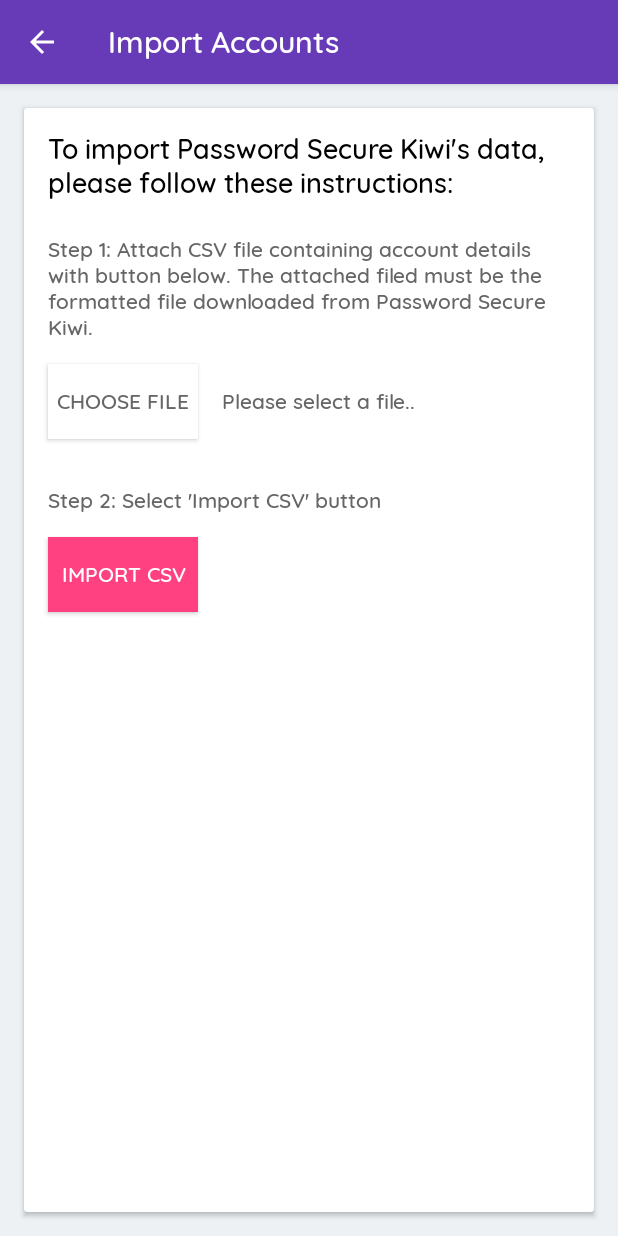
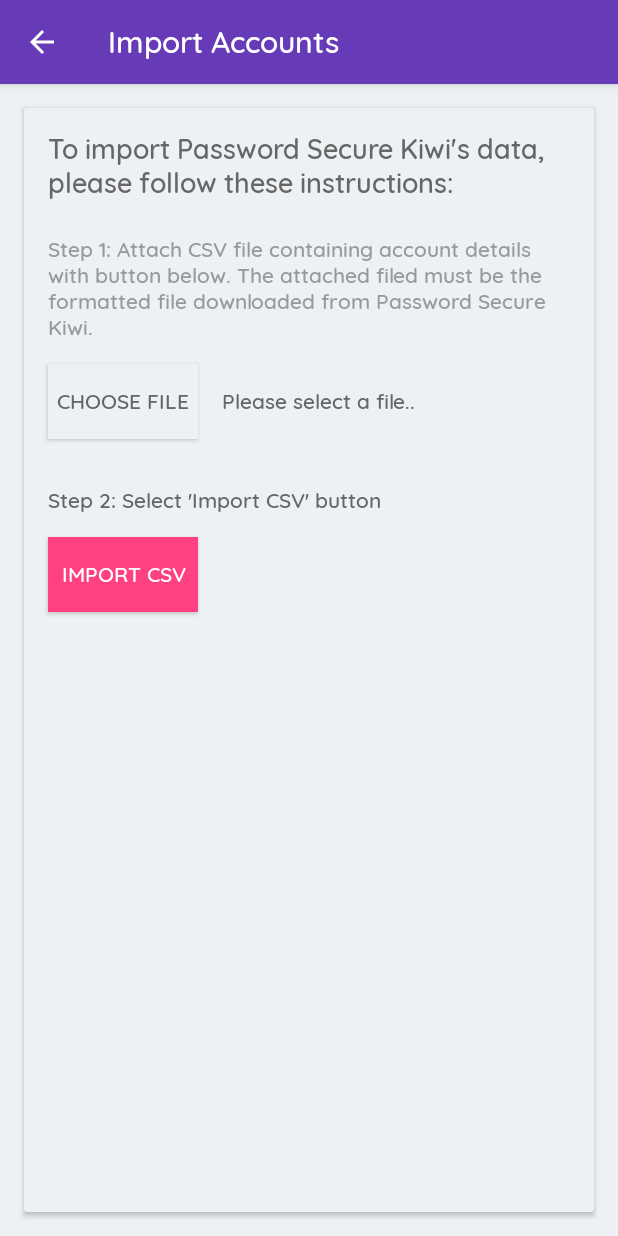
Before and after one commit to robertyano/password_secure_kiwi, an Android app: the ImportAccountActivity screen opened directly, with no data from a screen before it, on a phone screen of 412 x 824 dp. Run offline under Robolectric (Android 15) with nearby library versions, the phone set to English and light mode, and no system bars.

Commit message:
Added Dark mode support

```diff
--- a/app/src/main/res/drawable/edittext_bg.xml
+++ b/app/src/main/res/drawable/edittext_bg.xml
@@ -6,7 +6,7 @@
                 <shape>
                     <gradient android:angle="90" android:endColor="@android:color/white" android:startColor="@android:color/white" android:type="linear" />
 
-                    <stroke android:width="1dp" android:color="@color/offWhiteColor" />
+                    <stroke android:width="1dp" android:color="@color/backgroundColor" />
 
                     <corners android:radius="@dimen/quarter_dim" />
 
--- a/app/src/main/res/layout/account_detail.xml
+++ b/app/src/main/res/layout/account_detail.xml
@@ -4,7 +4,7 @@
     xmlns:tools="http://schemas.android.com/tools"
     android:layout_width="match_parent"
     android:layout_height="match_parent"
-    android:background="@color/offWhiteColor"
+    android:background="@color/backgroundColor"
     tools:context="com.ray.android.passwordsecurekiwi.DetailActivity">
 
     <androidx.coordinatorlayout.widget.CoordinatorLayout
--- a/app/src/main/res/layout/account_export.xml
+++ b/app/src/main/res/layout/account_export.xml
@@ -5,7 +5,7 @@
     android:layout_height="match_parent"
     android:id="@+id/AccountExportRelativeLayout"
     android:layout_margin="@dimen/base_dim"
-    app:cardBackgroundColor="@android:color/white"
+    app:cardBackgroundColor="@color/backgroundColor"
     xmlns:app="http://schemas.android.com/apk/res-auto"
     xmlns:tools="http://schemas.android.com/tools"
     >
@@ -25,6 +25,7 @@
             app:layout_constraintStart_toStartOf="parent"
             app:layout_constraintTop_toTopOf="parent"
             app:layout_constraintEnd_toEndOf="parent"
+            android:textColor="@color/darkTextColor"
             android:text="@string/export_accounts_intro"
             android:textAppearance="@style/TextAppearance.AppCompat.Medium"
             android:layout_margin="@dimen/base_dim"
--- a/app/src/main/res/layout/account_import.xml
+++ b/app/src/main/res/layout/account_import.xml
@@ -5,7 +5,7 @@
     android:layout_height="match_parent"
     android:id="@+id/AccountExportRelativeLayout"
     android:layout_margin="@dimen/base_dim"
-    app:cardBackgroundColor="@android:color/white"
+    app:cardBackgroundColor="@color/backgroundColor"
     xmlns:app="http://schemas.android.com/apk/res-auto"
     xmlns:tools="http://schemas.android.com/tools"
     >
@@ -22,6 +22,7 @@
             android:layout_width="match_parent"
             android:layout_height="wrap_content"
             android:layout_marginTop="@dimen/base_dim"
+            android:textColor="@color/darkTextColor"
             app:layout_constraintStart_toStartOf="parent"
             app:layout_constraintTop_toTopOf="parent"
             app:layout_constraintEnd_toEndOf="parent"
@@ -34,7 +35,7 @@
             android:id="@+id/import_step_1"
             android:layout_width="match_parent"
             android:layout_height="wrap_content"
-            android:textColor="@color/darkTextColor"
+            android:textColor="@color/mediumTextColor"
             app:layout_constraintStart_toStartOf="parent"
             app:layout_constraintTop_toBottomOf="@id/import_accounts_intro"
             android:layout_marginTop="@dimen/double_dim"
@@ -43,17 +44,18 @@
             android:layout_marginRight="@dimen/base_dim"
             />
 
-        <Button
+        <androidx.appcompat.widget.AppCompatButton
             android:id="@+id/btn_attach_file"
             android:layout_width="@dimen/edit_btn_size_length"
             android:layout_height="@dimen/edit_btn_size_width"
-            android:background="@android:color/white"
             android:textColor="@color/darkTextColor"
             app:layout_constraintTop_toBottomOf="@id/import_step_1"
             app:layout_constraintStart_toStartOf="parent"
             android:layout_marginTop="@dimen/base_dim"
             android:layout_marginLeft="@dimen/base_dim"
             android:text="@string/btn_attach_file"
+            android:background="@color/greybutton"
+            android:maxLines="1"
             />
 
         <TextView
@@ -96,7 +98,8 @@
             app:layout_constraintTop_toBottomOf="@id/import_step_2"
             android:layout_marginLeft="@dimen/base_dim"
             android:text="@string/btn_import_csv"
-            android:textColor="@color/lightTextColor"
+            android:maxLines="1"
+            android:textColor="@color/buttonTextColor"
 
             />
 
--- a/app/src/main/res/layout/account_main.xml
+++ b/app/src/main/res/layout/account_main.xml
@@ -24,7 +24,7 @@
             app:layout_constraintEnd_toEndOf="parent"
             app:layout_constraintStart_toStartOf="parent"
             app:layout_constraintTop_toTopOf="parent"
-            app:srcCompat="@drawable/newzealand3"
+            app:srcCompat="@drawable/newzealand33"
             />
 
         <ImageView
--- a/app/src/main/res/layout/activity_login.xml
+++ b/app/src/main/res/layout/activity_login.xml
@@ -35,14 +35,14 @@
             android:layout_height="wrap_content"
             android:layout_marginTop="8dp"
             android:layout_marginBottom="8dp"
-            android:textColorHint="@color/mediumTextColor" >
+            android:textColorHint="@color/mediumTextColor"
+            >
 
             <EditText android:id="@+id/input_password"
                 android:layout_width="match_parent"
                 android:layout_height="wrap_content"
                 android:hint="@string/pin_code"
-                android:password="true"
-                android:inputType="phone"
+                android:inputType="numberPassword"
                 android:maxLength="4"
                 android:textColor="@color/darkTextColor"
                 app:backgroundTint="@color/cardview_dark_background"
--- a/app/src/main/res/values-night/colors.xml
+++ b/app/src/main/res/values-night/colors.xml
@@ -1,2 +1,55 @@
 <?xml version="1.0" encoding="utf-8"?>
-<resources></resources>
+<resources>
+
+    <!-- Darker variant for the status bar and contextual app bars -->
+    <color name="colorPrimaryDark">#000000</color>
+
+    <!-- The app branding color for the app bar -->
+    <color name="colorPrimary">#000000</color>
+
+    <!-- The app secondary color for preferences screen -->
+    <color name="colorSecondary">#000000</color>
+
+    <!-- Accent color for UI controls like checkboxes and text fields -->
+    <color name="colorAccent">@android:color/white</color>
+
+    <!-- App Title color -->
+
+    <!-- Background color | black in dark mode -->
+    <color name="backgroundColor">#000000</color>
+
+    <!-- Text color dark -->
+    <color name="darkTextColor">@android:color/white</color>
+
+    <!-- Text color dark -->
+    <color name="mediumTextColor">@android:color/white</color>
+
+    <!-- Text color EditText -->
+    <color name="EditTextTextColor">@android:color/black</color>
+
+    <!-- Button text color -->
+    <color name="buttonTextColor">@android:color/white</color>
+
+    <!-- Text color light -->
+    <color name="lightTextColor">@android:color/white</color>
+
+    <!-- FAB button color -->
+    <color name="colorFabButton">#5A5A5C</color>
+
+    <!-- Navigation Bar translucent color -->
+
+    <!-- Semi transparent colours -->
+    <color name="semiTransparentBlack">#40000000</color>
+
+    <color name="greybutton">#5A5A5C</color>
+
+    <color name="cardview_dark_background">@android:color/white</color>
+
+    <color name="listItemBackGroundColor">#353335</color>
+
+    <drawable name="ripple">@drawable/ripple_dark</drawable>
+
+    <drawable name="newzealand33">@drawable/newzealand3_dark</drawable>
+
+
+</resources>
--- a/app/src/main/res/values-v16/styles.xml
+++ b/app/src/main/res/values-v16/styles.xml
@@ -21,7 +21,7 @@
         <item name="colorPrimary">@color/colorPrimary</item>
         <item name="colorPrimaryDark">@color/colorPrimaryDark</item>
         <item name="colorAccent">@color/colorAccent</item>
-        <item name="android:windowBackground">@color/offWhiteColor</item>
+        <item name="android:windowBackground">@color/backgroundColor</item>
         <item name="android:fontFamily">@font/quicksand_medium</item>
         <item name="cardViewStyle">@style/CardView.Light</item>
 
--- a/app/src/main/res/values/colors.xml
+++ b/app/src/main/res/values/colors.xml
@@ -26,13 +26,19 @@
     <!-- App Title color -->
 
     <!-- Background color -->
-    <color name="offWhiteColor">#edf1f4</color>
+    <color name="backgroundColor">#edf1f4</color>
 
     <!-- Text color dark -->
     <color name="darkTextColor">#666666</color>
 
     <!-- Text color dark -->
     <color name="mediumTextColor">#999999</color>
+
+    <!-- Text color EditText -->
+    <color name="EditTextTextColor">#666666</color>
+
+    <!-- Button text color -->
+    <color name="buttonTextColor">@android:color/white</color>
 
     <!-- Text color light -->
     <color name="lightTextColor">#FFFFFF</color>
@@ -45,4 +51,16 @@
     <!-- Semi transparent colours -->
     <color name="semiTransparentBlack">#40000000</color>
 
+    <color name="greybutton">#edf1f4</color>
+
+    <color name="cardview_dark_background">#FF424242</color>
+
+    <color name="listItemBackGroundColor">#edf1f4</color>
+
+    <drawable name="ripple">@drawable/ripple</drawable>
+
+    <drawable name="newzealand33">@drawable/newzealand3</drawable>
+
+
+
 </resources>
--- a/app/src/main/res/values/dimens.xml
+++ b/app/src/main/res/values/dimens.xml
@@ -11,6 +11,8 @@
 
     <!-- Button styles -->
     <dimen name="edit_btn_size_length">100dp</dimen>
+    <dimen name="edit_btn_size_length2">105dp</dimen>
+
     <dimen name="edit_btn_size_width">50dp</dimen>
 
     <!-- Default text sizes -->
--- a/app/src/main/res/values/styles.xml
+++ b/app/src/main/res/values/styles.xml
@@ -26,7 +26,7 @@
         <item name="colorPrimary">@color/colorPrimary</item>
         <item name="colorPrimaryDark">@color/colorPrimaryDark</item>
         <item name="colorAccent">@color/colorAccent</item>
-        <item name="android:windowBackground">@color/offWhiteColor</item>
+        <item name="android:windowBackground">@color/backgroundColor</item>
         <item name="android:textColorHint">@color/mediumTextColor</item>
         <item name="colorControlNormal">@color/mediumTextColor</item>
         <item name="colorControlHighlight">@color/mediumTextColor</item>
@@ -45,7 +45,7 @@
 
     <!-- Theme of the editor and any activity requiring an action bar -->
     <style name="ActionBarTheme" parent="Theme.AppCompat.DayNight.DarkActionBar">
-        <item name="android:windowBackground">@color/offWhiteColor</item>
+        <item name="android:windowBackground">@color/backgroundColor</item>
         <item name="android:statusBarColor" tools:targetApi="lollipop">@color/colorPrimaryDark</item>
         <item name="colorPrimary">@color/colorPrimary</item>
         <item name="colorPrimaryDark">@color/colorPrimaryDark</item>
@@ -63,7 +63,7 @@
 
     <!-- Theme of the details screen -->
     <style name="DetailTheme" parent="Theme.TransparentAppBar">
-        <item name="android:windowBackground">@color/offWhiteColor</item>
+        <item name="android:windowBackground">@color/backgroundColor</item>
         <item name="buttonStyle">@style/DefaultFontButtonStyle</item>
         <item name="colorPrimary">@color/colorPrimary</item>
         <item name="colorPrimaryDark">@color/colorPrimaryDark</item>
```
Also changed, not shown: app/src/main/res/layout/account_editor.xml (+7 -2 lines), app/src/main/res/layout/list_item.xml (+5 -3 lines).
